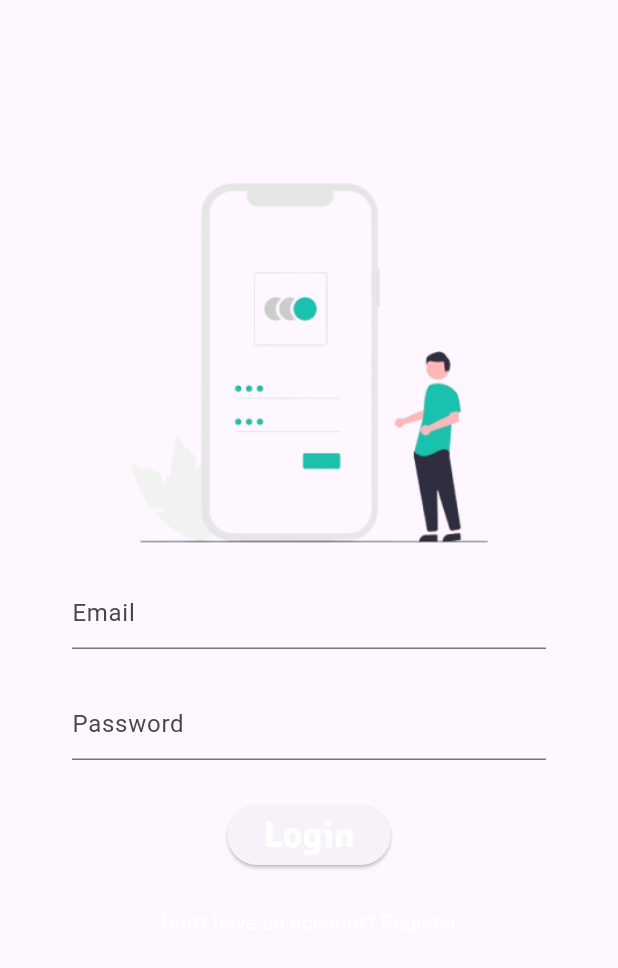
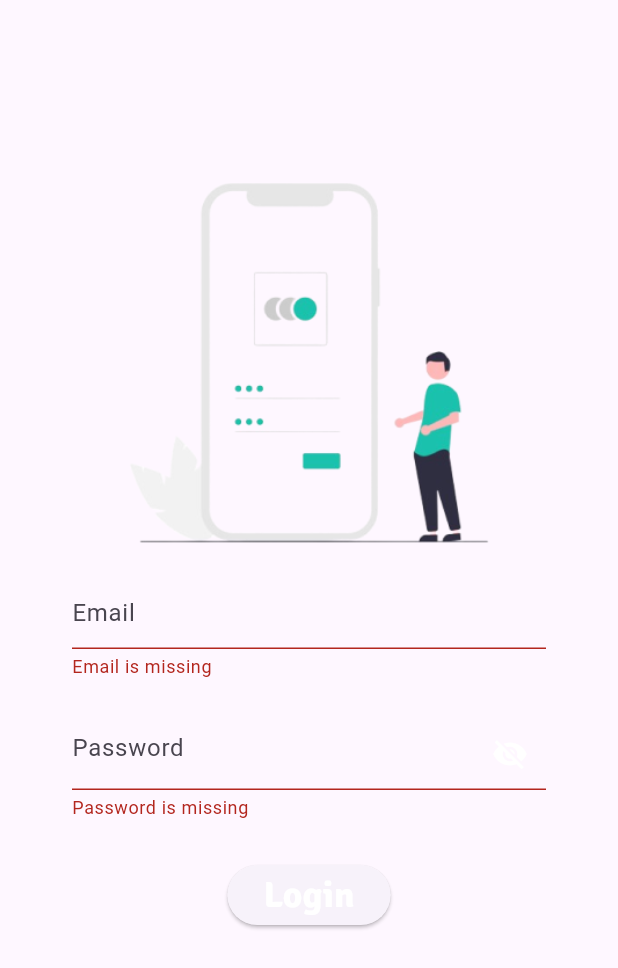
Before and after one commit to JRParreno/nutri_kit, a Flutter app: the LoginPage screen opened by its route, after a tap on "Login", on a phone screen of 412 x 824 dp. Shown: the top 968 px of the screen. Run offline on Flutter 3.47's test engine with Material 3 defaults, Android fonts, the phone set to English and light mode, and no system bars; our stand-ins replace cached_network_image, curved_navigation_bar, dio, equatable, flutter_bloc, flutter_dotenv and 10 more; accounts and stored records are empty; generated files the repository leaves out were written again; statements that could not run were skipped.

Commit message:
added user login and obsecure text

```diff
--- /dev/null
+++ b/lib/features/auth/domain/usecase/index.dart
@@ -0,0 +1,2 @@
+export 'user_login.dart';
+export 'user_signup.dart';
--- /dev/null
+++ b/lib/features/auth/domain/usecase/user_login.dart
@@ -0,0 +1,29 @@
+import 'package:fpdart/fpdart.dart';
+import 'package:nutri_kit/core/error/failure.dart';
+import 'package:nutri_kit/core/usecase/usecase.dart';
+import 'package:nutri_kit/features/auth/domain/entities/login_response.dart';
+import 'package:nutri_kit/features/auth/domain/repository/auth_repository.dart';
+
+class UserLogin implements UseCase<LoginResponse, UserLoginParams> {
+  final AuthRepository authRepository;
+
+  const UserLogin(this.authRepository);
+
+  @override
+  Future<Either<Failure, LoginResponse>> call(UserLoginParams params) async {
+    return await authRepository.loginWithEmailPassword(
+      email: params.email,
+      password: params.password,
+    );
+  }
+}
+
+class UserLoginParams {
+  final String email;
+  final String password;
+
+  UserLoginParams({
+    required this.email,
+    required this.password,
+  });
+}
--- a/lib/features/auth/presentation/bloc/auth_bloc.dart
+++ b/lib/features/auth/presentation/bloc/auth_bloc.dart
@@ -4,7 +4,7 @@ import 'package:nutri_kit/core/common/cubits/cubit/app_user_cubit.dart';
 import 'package:nutri_kit/core/common/entities/user.dart';
 import 'package:nutri_kit/core/config/shared_prefences_keys.dart';
 import 'package:nutri_kit/core/notifier/shared_preferences_notifier.dart';
-import 'package:nutri_kit/features/auth/domain/usecase/user_signup.dart';
+import 'package:nutri_kit/features/auth/domain/usecase/index.dart';
 
 part 'auth_event.dart';
 part 'auth_state.dart';
@@ -12,17 +12,42 @@ part 'auth_state.dart';
 class AuthBloc extends Bloc<AuthEvent, AuthState> {
   final SharedPreferencesNotifier _sharedPreferencesNotifier;
   final UserSignup _userSignup;
+  final UserLogin _userLogin;
   final AppUserCubit _appUserCubit;
 
   AuthBloc({
     required UserSignup userSignup,
+    required UserLogin userLogin,
     required SharedPreferencesNotifier sharedPreferencesNotifier,
     required AppUserCubit appUserCubit,
   })  : _userSignup = userSignup,
+        _userLogin = userLogin,
         _appUserCubit = appUserCubit,
         _sharedPreferencesNotifier = sharedPreferencesNotifier,
         super(AuthInitial()) {
     on<AuthSignupEvent>(onAuthSignupEvent);
+    on<AuthLoginEvent>(onAuthLoginEvent);
+  }
+
+  Future<void> onAuthLoginEvent(
+      AuthLoginEvent event, Emitter<AuthState> emit) async {
+    emit(AuthLoading());
+    final res = await _userLogin(
+      UserLoginParams(
+        email: event.email,
+        password: event.password,
+      ),
+    );
+
+    res.fold(
+      (l) => emit(AuthFailure(l.messsage)),
+      (r) {
+        // this will save token in localstorage
+        handleSetInfo(accessToken: r.accessToken, refreshToken: r.refreshToken);
+        // handle set user cubit and emit
+        handleSetUserCubit(emit: emit, user: r.user);
+      },
+    );
   }
 
   Future<void> onAuthSignupEvent(
--- a/lib/features/auth/presentation/bloc/auth_event.dart
+++ b/lib/features/auth/presentation/bloc/auth_event.dart
@@ -6,6 +6,16 @@ sealed class AuthEvent extends Equatable {
 
   @override
   List<Object> get props => [];
+}
+
+class AuthLoginEvent extends AuthEvent {
+  final String email;
+  final String password;
+
+  const AuthLoginEvent({
+    required this.email,
+    required this.password,
+  });
 }
 
 class AuthSignupEvent extends AuthEvent {
--- a/lib/features/auth/presentation/pages/login_page.dart
+++ b/lib/features/auth/presentation/pages/login_page.dart
@@ -1,13 +1,13 @@
 import 'package:flutter/material.dart';
-import 'package:get_it/get_it.dart';
-import 'package:go_router/go_router.dart';
-import 'package:nutri_kit/core/config/shared_prefences_keys.dart';
-import 'package:nutri_kit/core/notifier/shared_preferences_notifier.dart';
+import 'package:flutter_bloc/flutter_bloc.dart';
+import 'package:nutri_kit/core/common/widgets/loader.dart';
+import 'package:nutri_kit/features/auth/presentation/bloc/auth_bloc.dart';
 import 'package:nutri_kit/features/auth/presentation/widgets/auth_field.dart';
 import 'package:nutri_kit/gen/assets.gen.dart';
 import 'package:nutri_kit/gen/colors.gen.dart';
 import 'package:nutri_kit/main.dart';
 import 'package:nutri_kit/router/index.dart';
+import 'package:quickalert/quickalert.dart';
 
 class LoginPage extends StatefulWidget {
   const LoginPage({super.key});
@@ -19,11 +19,31 @@ class LoginPage extends StatefulWidget {
 class _LoginPageState extends State<LoginPage> {
   final emailCtrl = TextEditingController();
   final passwordCtrl = TextEditingController();
+  final _formKey = GlobalKey<FormState>();
+  bool isObscureText = true;
 
   @override
   Widget build(BuildContext context) {
     return Scaffold(
-      body: SingleChildScrollView(
+      body: BlocListener<AuthBloc, AuthState>(
+        listener: (context, state) {
+          if (state is AuthLoading) {
+            LoadingScreen.instance().show(context: context);
+          }
+
+          if (state is AuthFailure || state is AuthSuccess) {
+            Future.delayed(const Duration(milliseconds: 500), () {
+              LoadingScreen.instance().hide();
+            });
+          }
+
+          if (state is AuthFailure) {
+            onFormError(state.message);
+          }
+        },
+        child: Form(
+          key: _formKey,
+          child: SingleChildScrollView(
             child: Padding(
               padding: const EdgeInsets.symmetric(horizontal: 48),
               child: Column(
@@ -42,12 +62,21 @@ class _LoginPageState extends State<LoginPage> {
                   AuthField(
                     controller: passwordCtrl,
                     hintText: 'Password',
+                    isObscureText: isObscureText,
+                    suffixIcon: IconButton(
+                      onPressed: () =>
+                          setState(() => isObscureText = !isObscureText),
+                      icon: Icon(
+                        isObscureText ? Icons.visibility_off : Icons.visibility,
+                        color: Colors.white,
+                      ),
+                    ),
                   ),
                   const SizedBox(
                     height: 26,
                   ),
                   ElevatedButton(
-                onPressed: goToHomePage,
+                    onPressed: handleSubmitLogin,
                     child: const Text(
                       'Login',
                       style: TextStyle(
@@ -84,14 +113,28 @@ class _LoginPageState extends State<LoginPage> {
               ),
             ),
           ),
+        ),
+      ),
     );
   }
 
-  void goToHomePage() {
-    final sharedPreferencesNotifier =
-        GetIt.instance<SharedPreferencesNotifier>();
-
-    sharedPreferencesNotifier.setValue(SharedPreferencesKeys.isLoggedIn, true);
-    GoRouter.of(context).go(AppRoutes.login.path);
+  void handleSubmitLogin() {
+    if (_formKey.currentState!.validate()) {
+      context.read<AuthBloc>().add(
+            AuthLoginEvent(
+                email: emailCtrl.value.text, password: passwordCtrl.value.text),
+          );
     }
   }
+
+  void onFormError(String message) {
+    Future.delayed(const Duration(milliseconds: 600), () {
+      QuickAlert.show(
+        context: context,
+        type: QuickAlertType.error,
+        title: 'Oops...',
+        text: message,
+      );
+    });
+  }
+}
--- a/lib/features/auth/presentation/widgets/auth_field.dart
+++ b/lib/features/auth/presentation/widgets/auth_field.dart
@@ -9,10 +9,12 @@ class AuthField extends StatelessWidget {
     required this.hintText,
     required this.controller,
     this.isObscureText = false,
+    this.suffixIcon,
   });
 
   final TextEditingController controller;
   final bool isObscureText;
+  final Widget? suffixIcon;
 
   @override
   Widget build(BuildContext context) {
@@ -21,6 +23,7 @@ class AuthField extends StatelessWidget {
       controller: controller,
       decoration: InputDecoration(
         hintText: hintText,
+        suffixIcon: suffixIcon,
       ),
       validator: (value) {
         if (value!.isEmpty) {
```
Also changed, not shown: lib/dependency_injection_config.dart (+7 -1 lines), lib/features/auth/data/datasources/auth_remote_data_source.dart (+6 -4 lines), lib/features/auth/data/models/login_response_model.dart (+12 -2 lines), lib/features/auth/domain/entities/login_response.dart (+10 -6 lines), lib/features/auth/presentation/pages/singup_page.dart (+23 -0 lines). Lines whose indentation alone changed are shown as unchanged.
